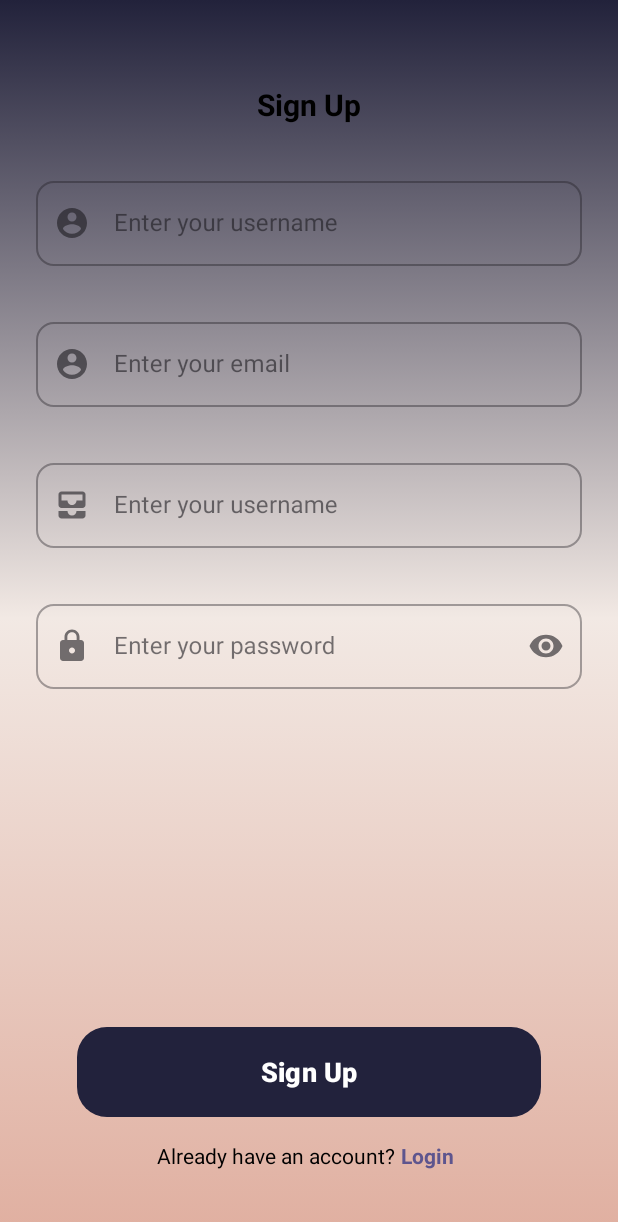
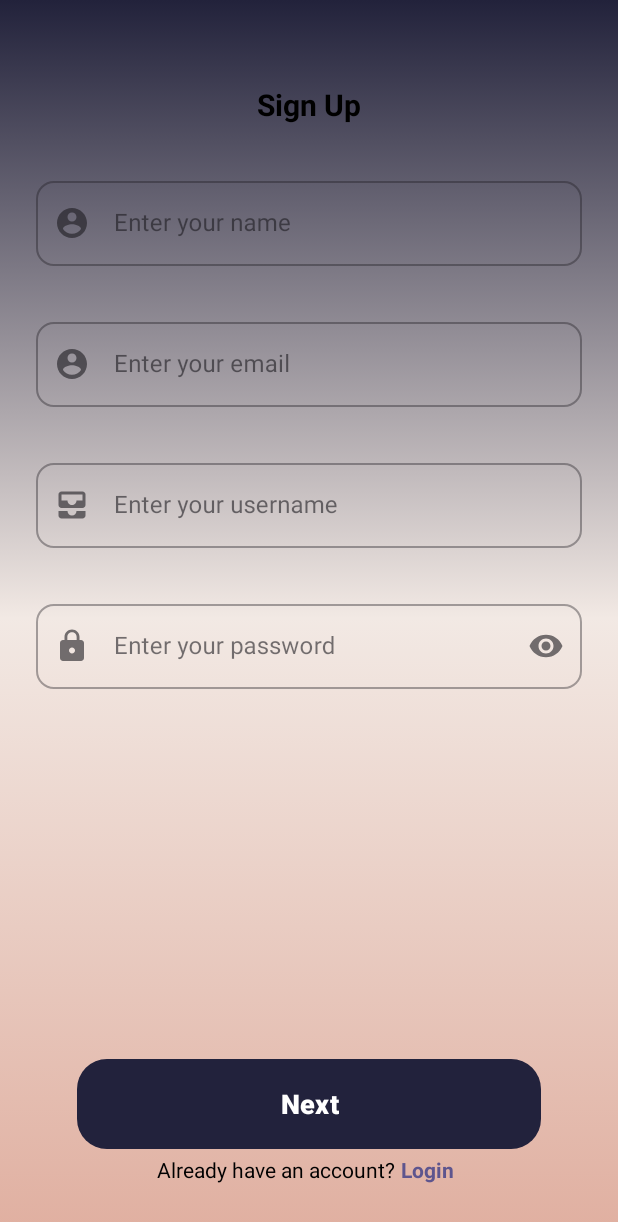
Before and after one commit to Alayers2804/armoire-android-app, an Android app: the RegisterFragment screen opened through its navigation route, on a phone screen of 412 x 824 dp. Shown: the top 1222 px of the screen. Run offline under Robolectric (Android 15) with nearby library versions, the phone set to English and light mode, and no system bars.

Commit message:
Third commit fixing sign up and ensuring style and gender work as intended

```diff
--- a/app/src/main/java/com/wardrobe/armoire/ui/authentication/RegisterFragment.kt
+++ b/app/src/main/java/com/wardrobe/armoire/ui/authentication/RegisterFragment.kt
@@ -2,6 +2,7 @@ package com.wardrobe.armoire.ui.authentication
 
 import android.graphics.Typeface
 import android.os.Bundle
+import android.util.Log
 import androidx.fragment.app.Fragment
 import android.view.LayoutInflater
 import android.view.View
@@ -19,15 +20,15 @@ import com.wardrobe.armoire.model.user.Gender
 import com.wardrobe.armoire.model.user.UserModel
 import com.wardrobe.armoire.utils.HashUtil
 import kotlinx.coroutines.launch
+import java.util.logging.Logger
 
-class RegisterFragment: Fragment() {
+class RegisterFragment : Fragment() {
 
     private var _binding: FragmentRegisterBinding? = null
     private val binding get() = _binding!!
     private lateinit var gender: Gender
-//
-//    private val app = requireActivity().application
-//    private val userDao = AppDatabase.getDatabase(app).userDao()
+
+    private var viewModel: AuthenticationViewmodel? = null
 
     private enum class RegistrationStep {
         BASIC_INFO, GENDER, STYLE
@@ -53,24 +54,38 @@ class RegisterFragment: Fragment() {
 
         with(binding) {
             showStep(currentStep)
-            val name = textinputName.toString()
-            val username = textinputUsername.toString()
-            val email = textinputEmail.toString()
-            val password = passwordInput.toString()
+
+            var name: String
+            var username: String
+            var email: String
+            var password: String
+
             val femaleImage = view.findViewById<ImageView>(R.id.image_female)
             val maleImage = view.findViewById<ImageView>(R.id.image_male)
             val maleStylesLayout = view.findViewById<LinearLayout>(R.id.layout_styles_men)
             val femaleStylesLayout = view.findViewById<LinearLayout>(R.id.layout_styles_women)
 
             btnRegister.setOnClickListener {
+                name = textinputName.editText?.text.toString().trim()
+                username = textinputUsername.editText?.text.toString().trim()
+                email = textinputEmail.editText?.text.toString().trim()
+                password = passwordInput.editText?.text.toString().trim()
                 when (currentStep) {
                     RegistrationStep.BASIC_INFO -> {
                         if (name.isEmpty() || username.isEmpty() || email.isEmpty() || password.isEmpty()) {
                             Toast.makeText(context, "Fields cannot be empty", Toast.LENGTH_SHORT)
                                 .show()
+                            Log.d(
+                                "Checking input",
+                                "this is $name + this is $username + this is $email + this is $password"
+                            )
                         } else {
                             currentStep = RegistrationStep.GENDER
                             showStep(currentStep)
+                            Log.d(
+                                "Checking input",
+                                "this is $name + this is $username + this is $email + this is $password"
+                            )
                         }
                     }
 
@@ -79,29 +94,35 @@ class RegisterFragment: Fragment() {
                             Toast.makeText(context, "Please select a gender", Toast.LENGTH_SHORT)
                                 .show()
                         } else {
+                            Log.d("What is the gender", selectedGender.toString())
                             currentStep = RegistrationStep.STYLE
                             showStep(currentStep)
-                        }
-                    }
 
-                    RegistrationStep.STYLE -> {
-                        when (gender) {
-                            Gender.MAN -> {
+                            if (selectedGender == Gender.MAN) {
                                 maleStylesLayout.visibility = View.VISIBLE
                                 femaleStylesLayout.visibility = View.GONE
                                 setupStyleSelection(maleStylesLayout)
-                            }
-
-                            Gender.WOMAN -> {
+                            } else {
                                 maleStylesLayout.visibility = View.GONE
                                 femaleStylesLayout.visibility = View.VISIBLE
                                 setupStyleSelection(femaleStylesLayout)
                             }
                         }
+                    }
+
+                    RegistrationStep.STYLE -> {
 
                         viewLifecycleOwner.lifecycleScope.launch {
-//                            register(name, username, email, password, selectedGender!!, selectedStyles)
-                            Toast.makeText(context, "Registration successful!", Toast.LENGTH_SHORT).show()
+                            viewModel?.register(
+                                name,
+                                username,
+                                email,
+                                password,
+                                selectedGender!!,
+                                selectedStyles
+                            )
+                            Toast.makeText(context, "Registration successful!", Toast.LENGTH_SHORT)
+                                .show()
                         }
                     }
                 }
@@ -127,34 +148,19 @@ class RegisterFragment: Fragment() {
         _binding = null
     }
 
-//    private suspend fun register(
-//        name: String,
-//        username: String,
-//        email: String,
-//        password: String,
-//        gender: Gender,
-//        style: List<String>?
-//    ) {
-//
-//        val hashedPassword = HashUtil.hash(password)
-//
-//        val userData = UserModel(
-//            name = name,
-//            username = username,
-//            password = hashedPassword,
-//            email = email,
-//            gender = gender.toString(),
-//            style = style
-//        )
-//
-//        userDao.registerUser(userData)
-//    }
 
     private fun showStep(step: RegistrationStep) {
         binding.layoutBasicInfo.visibility =
             if (step == RegistrationStep.BASIC_INFO) View.VISIBLE else View.GONE
+
+        binding.layoutTextInfo.visibility =
+            if (step == RegistrationStep.BASIC_INFO) View.VISIBLE else View.GONE
+        binding.btnRegister.text =
+            if (step == RegistrationStep.STYLE) "Sign up" else "Next"
+
         binding.layoutGender.visibility =
             if (step == RegistrationStep.GENDER) View.VISIBLE else View.GONE
+
         binding.layoutStyle.visibility =
             if (step == RegistrationStep.STYLE) View.VISIBLE else View.GONE
     }
--- a/app/src/main/res/layout/fragment_register.xml
+++ b/app/src/main/res/layout/fragment_register.xml
@@ -1,5 +1,5 @@
 <?xml version="1.0" encoding="utf-8"?>
-<FrameLayout xmlns:android="http://schemas.android.com/apk/res/android"
+<androidx.constraintlayout.widget.ConstraintLayout xmlns:android="http://schemas.android.com/apk/res/android"
     xmlns:app="http://schemas.android.com/apk/res-auto"
     xmlns:tools="http://schemas.android.com/tools"
     android:layout_width="match_parent"
@@ -31,7 +31,7 @@
             android:layout_width="0dp"
             android:layout_height="wrap_content"
             android:layout_marginTop="32dp"
-            android:hint="Enter your username"
+            android:hint="Enter your name"
             app:boxCornerRadiusBottomEnd="12dp"
             app:boxCornerRadiusBottomStart="12dp"
             app:boxCornerRadiusTopEnd="12dp"
@@ -113,7 +113,6 @@
                 android:inputType="textPassword" />
         </com.google.android.material.textfield.TextInputLayout>
 
-        <!-- Forgot Password -->
         <TextView
             android:id="@+id/text_terms"
             android:layout_width="0dp"
@@ -123,60 +122,8 @@
             android:textSize="14sp"
             app:layout_constraintEnd_toEndOf="parent"
             app:layout_constraintStart_toStartOf="parent"
-            app:layout_constraintTop_toBottomOf="@id/btn_register" />
+            app:layout_constraintTop_toBottomOf="@id/password_input"/>
 
-        <!-- Login Button -->
-
-        <com.google.android.material.button.MaterialButton
-            android:id="@+id/btn_register"
-            android:layout_width="0dp"
-            android:layout_height="68dp"
-            android:layout_marginBottom="12dp"
-            android:text="@string/txt_sign_up"
-            android:textColor="@android:color/white"
-            android:textSize="18sp"
-            android:textStyle="bold"
-            app:backgroundTint="@color/buttonPrimary"
-            app:cornerRadius="20dp"
-            app:layout_constraintBottom_toTopOf="@id/layout_text_info"
-            app:layout_constraintEnd_toEndOf="parent"
-            app:layout_constraintStart_toStartOf="parent"
-            app:layout_constraintWidth_percent="0.85" />
-
-        <LinearLayout
-            android:id="@+id/layout_text_info"
-            android:layout_width="match_parent"
-            android:layout_height="wrap_content"
-            android:layout_marginBottom="20dp"
-            android:gravity="center"
-            app:layout_constraintBottom_toBottomOf="parent">
-
-            <TextView
-                android:id="@+id/sign_up_prompt"
-                android:layout_width="wrap_content"
-                android:layout_height="wrap_content"
-                android:text="@string/txt_info_has_account"
-                android:textColor="@color/black"
-                android:textSize="14sp"
-                app:layout_constraintBottom_toBottomOf="parent"
-                app:layout_constraintEnd_toEndOf="parent"
-                app:layout_constraintStart_toStartOf="parent">
-
-            </TextView>
-
-            <TextView
-                android:id="@+id/sign_in_link"
-                android:layout_width="wrap_content"
-                android:layout_height="wrap_content"
-                android:paddingStart="4dp"
-                android:paddingEnd="4dp"
-                android:text="@string/txt_login_btn"
-                android:textColor="@color/textPrimary"
-                android:textSize="14sp"
-                android:textStyle="bold"
-                app:layout_constraintBottom_toBottomOf="@id/sign_up_prompt"
-                app:layout_constraintStart_toEndOf="@id/sign_up_prompt" />
-        </LinearLayout>
 
     </androidx.constraintlayout.widget.ConstraintLayout>
 
@@ -204,6 +151,7 @@
             android:layout_height="wrap_content"
             android:clickable="true"
             android:focusable="true" />
+
     </LinearLayout>
 
     <!-- Step 3: Aesthetic Selection -->
@@ -217,8 +165,8 @@
         <!-- Styles for Men -->
         <LinearLayout
             android:id="@+id/layout_styles_men"
-            android:layout_width="wrap_content"
-            android:layout_height="wrap_content"
+            android:layout_width="match_parent"
+            android:layout_height="match_parent"
             android:orientation="vertical"
             android:visibility="gone"
             android:layout_marginTop="20dp">
@@ -246,8 +194,8 @@
         <!-- Styles for Women -->
         <LinearLayout
             android:id="@+id/layout_styles_women"
-            android:layout_width="wrap_content"
-            android:layout_height="wrap_content"
+            android:layout_width="match_parent"
+            android:layout_height="match_parent"
             android:orientation="vertical"
             android:visibility="gone"
             android:layout_marginTop="20dp">
@@ -277,8 +225,60 @@
                 android:layout_width="wrap_content"
                 android:layout_height="wrap_content" />
         </LinearLayout>
+
     </LinearLayout>
 
-    <!-- Sign Up Prompt -->
+    <com.google.android.material.button.MaterialButton
+        android:id="@+id/btn_register"
+        android:layout_width="0dp"
+        android:layout_height="68dp"
+        android:layout_marginBottom="30dp"
+        android:text="@string/txt_sign_up"
+        android:textColor="@android:color/white"
+        android:textSize="18sp"
+        android:textStyle="bold"
+        app:backgroundTint="@color/buttonPrimary"
+        app:cornerRadius="20dp"
+        app:layout_constraintBottom_toBottomOf="parent"
+        app:layout_constraintEnd_toEndOf="parent"
+        app:layout_constraintStart_toStartOf="parent"
+        app:layout_constraintWidth_percent="0.85" />
 
-</FrameLayout>
+    <LinearLayout
+        android:id="@+id/layout_text_info"
+        android:layout_width="match_parent"
+        android:layout_height="wrap_content"
+        android:layout_marginBottom="20dp"
+        android:gravity="center"
+        app:layout_constraintTop_toBottomOf="@id/btn_register">
+
+        <TextView
+            android:id="@+id/sign_up_prompt"
+            android:layout_width="wrap_content"
+            android:layout_height="wrap_content"
+            android:text="@string/txt_info_has_account"
+            android:textColor="@color/black"
+            android:textSize="14sp"
+            app:layout_constraintBottom_toBottomOf="parent"
+            app:layout_constraintEnd_toEndOf="parent"
+            app:layout_constraintStart_toStartOf="parent">
+
+        </TextView>
+
+        <TextView
+            android:id="@+id/sign_in_link"
+            android:layout_width="wrap_content"
+            android:layout_height="wrap_content"
+            android:paddingStart="4dp"
+            android:paddingEnd="4dp"
+            android:text="@string/txt_login_btn"
+            android:textColor="@color/textPrimary"
+            android:textSize="14sp"
+            android:textStyle="bold"
+            app:layout_constraintBottom_toBottomOf="@id/sign_up_prompt"
+            app:layout_constraintStart_toEndOf="@id/sign_up_prompt" />
+    </LinearLayout>
+
+
+
+</androidx.constraintlayout.widget.ConstraintLayout>
```
Also changed, not shown: app/src/main/java/com/wardrobe/armoire/ui/authentication/AuthenticationViewmodel.kt (added, +44 -0 lines), app/src/main/java/com/wardrobe/armoire/ui/authentication/LoginFragment.kt (+12 -15 lines), app/src/main/res/layout/fragment_onboarding.xml (+19 -12 lines).
